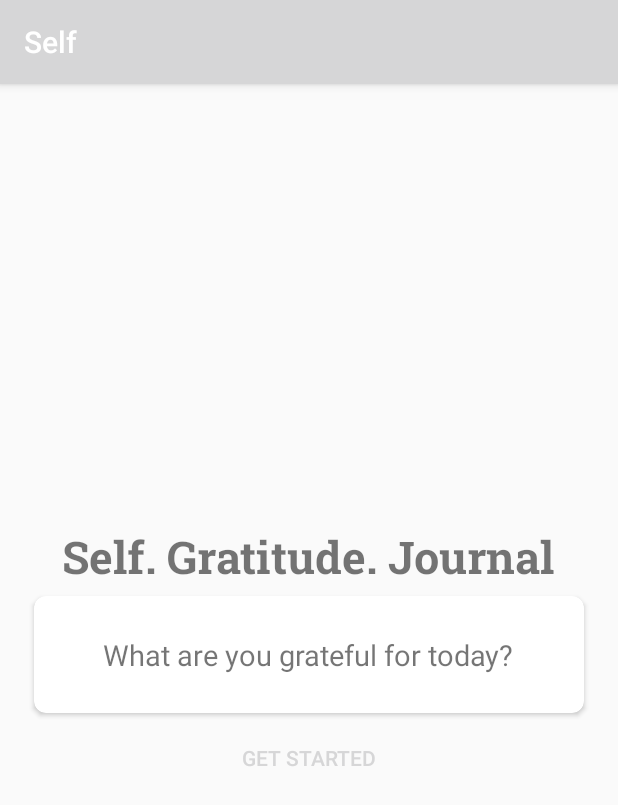
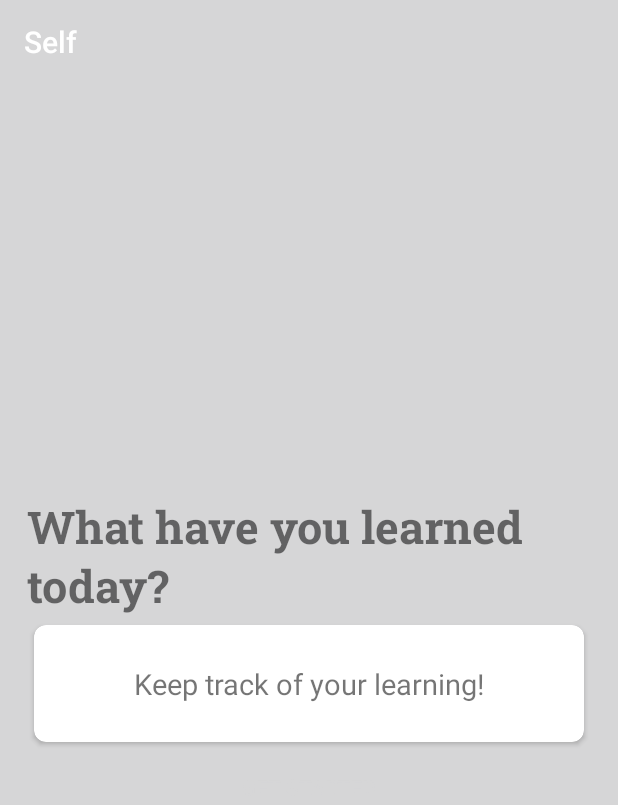
Before and after one commit to cShark-dev/android, an Android app: the screen it shows after launch (MainActivity), on a phone screen of 412 x 824 dp. Shown: the top 805 px of the screen. Run offline under Robolectric (Android 15) with nearby library versions, the phone set to English and light mode, and no system bars; our stand-ins replace Firebase (no records; nobody signed in at launch, a user with empty details on screens opened directly).

Commit message:
190520 final touch ups

```diff
--- a/app/src/main/java/com/example/self/JournalListActivity.java
+++ b/app/src/main/java/com/example/self/JournalListActivity.java
@@ -27,6 +27,7 @@
 
 import java.util.ArrayList;
 import java.util.List;
+import java.util.Objects;
 
 import model.Journal;
 import ui.JournalRecyclerAdapter;
@@ -51,6 +52,7 @@
         super.onCreate(savedInstanceState);
         setContentView(R.layout.activity_journal_list);
 
+        Objects.requireNonNull(getSupportActionBar()).setElevation(0);
         firebaseAuth = FirebaseAuth.getInstance();
         user = firebaseAuth.getCurrentUser();
 
--- a/app/src/main/java/com/example/self/MainActivity.java
+++ b/app/src/main/java/com/example/self/MainActivity.java
@@ -1,28 +1,111 @@
 package com.example.self;
 
+import androidx.annotation.NonNull;
+import androidx.annotation.Nullable;
 import androidx.appcompat.app.AppCompatActivity;
 
+import android.annotation.SuppressLint;
 import android.content.Intent;
 import android.os.Bundle;
 import android.view.View;
 import android.widget.Button;
+import android.widget.ImageButton;
+import android.widget.ImageView;
+
+import com.google.firebase.auth.FirebaseAuth;
+import com.google.firebase.auth.FirebaseUser;
+import com.google.firebase.firestore.CollectionReference;
+import com.google.firebase.firestore.EventListener;
+import com.google.firebase.firestore.FirebaseFirestore;
+import com.google.firebase.firestore.FirebaseFirestoreException;
+import com.google.firebase.firestore.QueryDocumentSnapshot;
+import com.google.firebase.firestore.QuerySnapshot;
+
+import java.util.Objects;
+
+import model.Journal;
+import util.JournalApi;
 
 public class MainActivity extends AppCompatActivity {
     private Button getStartedButton;
+    private FirebaseAuth firebaseAuth;
+    private FirebaseAuth.AuthStateListener authStateListener;
+    private FirebaseUser currentUser;
+
+    private FirebaseFirestore db = FirebaseFirestore.getInstance();
+    private CollectionReference collectionReference = db.collection("Users"); //We want to go and check if there is a user logged in.
+
 
     @Override           //A method in both parent and child class which has the same name
     protected void onCreate(Bundle savedInstanceState) {
         super.onCreate(savedInstanceState);
         setContentView(R.layout.activity_main);
         getStartedButton = findViewById(R.id.startButton);
+        Objects.requireNonNull(getSupportActionBar()).setElevation(0);
+        firebaseAuth = FirebaseAuth.getInstance();
+        authStateListener = new FirebaseAuth.AuthStateListener() {                                     //Create an Authstatelistener,  new firebase authstate listener,
+
+            @Override
+            public void onAuthStateChanged(@NonNull FirebaseAuth firebaseAuth) {
+                currentUser = firebaseAuth.getCurrentUser();
+                if (currentUser != null)                  {
+                 currentUser = firebaseAuth.getCurrentUser();
+                 final String currentUserId = currentUser.getUid();                      //Create a string to store our current user ID, we need this to add to our journalAPI which GOVERNS the entire application
+                    collectionReference                                                 //INVOKE our collectionreference,  go and TRY to find in our firestore in our storage reference, find someone that has the current User
+                        .whereEqualTo("userId", currentUserId)
+                        .addSnapshotListener(new EventListener<QuerySnapshot>() {
+
+                            @Override
+                            public void onEvent(@Nullable QuerySnapshot queryDocumentSnapshots, @Nullable FirebaseFirestoreException e) {
+                                if (e != null) {
+                                    return;
+                                }
+                                String name;
+
+                                if (!queryDocumentSnapshots.isEmpty()) {                //if NOT empty
+                                    for (QueryDocumentSnapshot snapshot : queryDocumentSnapshots)    {
+                                        JournalApi journalApi = JournalApi.getInstance();                   //THEN query through
+                                        journalApi.setUserId(snapshot.getString("userId"));             //All these fields are the same as in our database, reference collection
+                                        journalApi.setUsername(snapshot.getString("username"));
+                                        startActivity(new Intent(MainActivity.this,
+                                                JournalListActivity.class));                  //, COMING from MainActivity and going to LIST, We can take users to where they can add an item or to the list, from the list they can click the plus icon and do whatever they want
+                                                finish();                                  //Add finish() to stop user from coming BACK to main activity EVER if they hit the back button,
+                                    }
+                                }
+                            }
+                        });                                                      //We are listening.. for new event.. create new eventlistener
+                }
+
+                else {
+
+                }
+            }
+        };
+
 
         getStartedButton.setOnClickListener(new View.OnClickListener() {
             @Override
             public void onClick(View v) {
                //we go to LoginActivity
                 startActivity(new Intent(MainActivity.this,LoginActivity.class));
+                finish(); //Get rid of this activity as user moves forward
             }
         });
+    }
 
+
+    @Override                                               //
+    protected void onStart() {
+        super.onStart();
+        currentUser = firebaseAuth.getCurrentUser();
+        firebaseAuth.addAuthStateListener(authStateListener);
+    }
+
+    @Override
+    protected void onPause() {
+        super.onPause();
+        if (firebaseAuth != null) {
+            firebaseAuth.removeAuthStateListener(authStateListener);
+        }
     }
 }
--- a/app/src/main/java/com/example/self/PostJournalActivity.java
+++ b/app/src/main/java/com/example/self/PostJournalActivity.java
@@ -31,6 +31,7 @@
 import com.google.firebase.storage.UploadTask;
 
 import java.util.Date;
+import java.util.Objects;
 
 import io.grpc.Context;
 import model.Journal;
@@ -67,6 +68,7 @@
     protected void onCreate(Bundle savedInstanceState) {
         super.onCreate(savedInstanceState);
         setContentView(R.layout.activity_post_journal);
+        Objects.requireNonNull(getSupportActionBar()).setElevation(0);
 
         storageReference = FirebaseStorage.getInstance().getReference();
         firebaseAuth = FirebaseAuth.getInstance();
@@ -121,6 +123,8 @@
         }
 
     }
+
+
 
     private void saveJournal() {        //When this method is called it makes sure all the text in our edit text fields are retrieved
 
--- /dev/null
+++ b/app/src/main/res/drawable/gradient_bg.xml
@@ -0,0 +1,10 @@
+<?xml version="1.0" encoding="utf-8"?>
+<shape xmlns:android="http://schemas.android.com/apk/res/android"
+    android:shape="rectangle">
+    <gradient
+        android:startColor="@color/startGColor"
+        android:centerColor="@color/centerGColor"
+        android:endColor="@color/endGColor"
+        android:angle="90"
+        />
+</shape>
--- a/app/src/main/res/layout/activity_create_account.xml
+++ b/app/src/main/res/layout/activity_create_account.xml
@@ -7,6 +7,7 @@
     android:layout_height="match_parent"
     android:orientation="vertical"
     android:gravity="center"
+    android:background="@drawable/gradient_bg"
     android:padding="16dp"
     tools:context=".CreateAccountActivity">
 
--- a/app/src/main/res/layout/activity_journal_list.xml
+++ b/app/src/main/res/layout/activity_journal_list.xml
@@ -5,6 +5,7 @@
     xmlns:tools="http://schemas.android.com/tools"
     android:layout_width="match_parent"
     android:layout_height="match_parent"
+    android:background="@drawable/gradient_bg"
     tools:context=".JournalListActivity">
 
     <androidx.recyclerview.widget.RecyclerView
--- a/app/src/main/res/layout/activity_login.xml
+++ b/app/src/main/res/layout/activity_login.xml
@@ -6,6 +6,7 @@
     android:layout_width="match_parent"
     android:orientation="vertical"
     android:gravity="center"
+    android:background="@drawable/gradient_bg"
     android:padding="16dp"
     android:layout_height="match_parent"
     tools:context=".LoginActivity">
--- a/app/src/main/res/layout/activity_main.xml
+++ b/app/src/main/res/layout/activity_main.xml
@@ -5,6 +5,7 @@
     android:layout_height="match_parent"
     xmlns:app="http://schemas.android.com/apk/res-auto"
     android:gravity="center"
+    android:background="@drawable/gradient_bg"
     android:orientation="vertical"
     android:padding="18dp"
     tools:context=".MainActivity">
@@ -14,14 +15,17 @@
         android:layout_width="wrap_content"
         android:layout_height="wrap_content"
         android:fontFamily="@font/roboto_slab_bold"
-        android:text="@string/title"
-        android:textSize="30sp" />
+        android:text="@string/title2"
+        android:textSize="30sp"
+        />
 
     <RelativeLayout
         android:id="@+id/relativelayout"
         android:gravity="center_horizontal"
         android:layout_width="match_parent"
-        android:layout_height="wrap_content">
+        android:layout_height="wrap_content"
+        >
+
 
         <androidx.cardview.widget.CardView
         android:layout_width="match_parent"
@@ -30,13 +34,14 @@
         app:cardCornerRadius="8dp"
         app:cardUseCompatPadding="true">
 
-          <TextView
+            <TextView
                 android:id="@+id/gratefulText"
                 android:layout_width="wrap_content"
                 android:layout_height="wrap_content"
                 android:layout_gravity="center"
-                android:text="@string/grateful_text"
-                android:textSize="19sp" />
+                android:text="@string/learned_text"
+                android:textSize="19sp"
+                />
 
         </androidx.cardview.widget.CardView>
 
--- a/app/src/main/res/values/strings.xml
+++ b/app/src/main/res/values/strings.xml
@@ -17,4 +17,9 @@
     <string name="menu_title">Add Thoughts...</string>
     <string name="signout">Signout</string>
     <string name="no_thoughts_hint">Write a Journal Entry by clicking the \"+\" icon above</string>
+    <string name="title2">What have you learned today?</string>
+    <string name="learned_text">Keep track of your learning!</string>
+    <string name="post">What have you coded?</string>
+    <string name="posting">Your code</string>
+    <string name="posting2">Your Notes</string>
 </resources>
```
Also changed, not shown: app/src/main/res/drawable/input_outline.xml (added, +13 -0 lines), app/src/main/res/layout/activity_post_journal.xml (+10 -4 lines), app/src/main/res/layout/journal_row.xml (+17 -11 lines).
